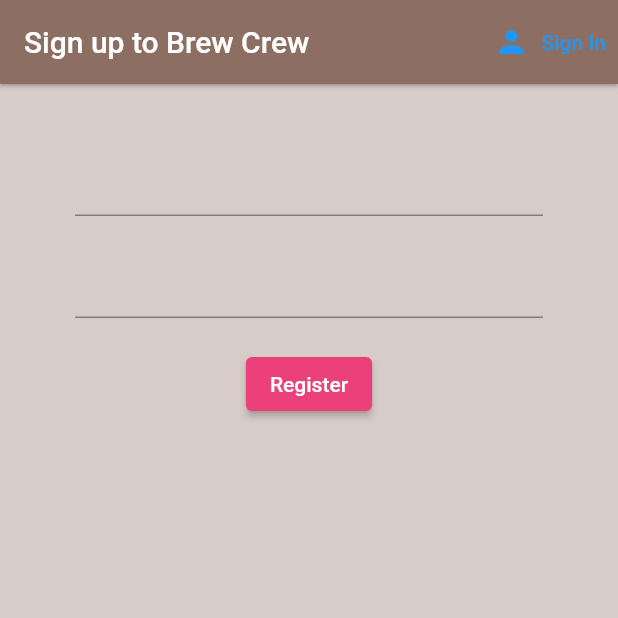
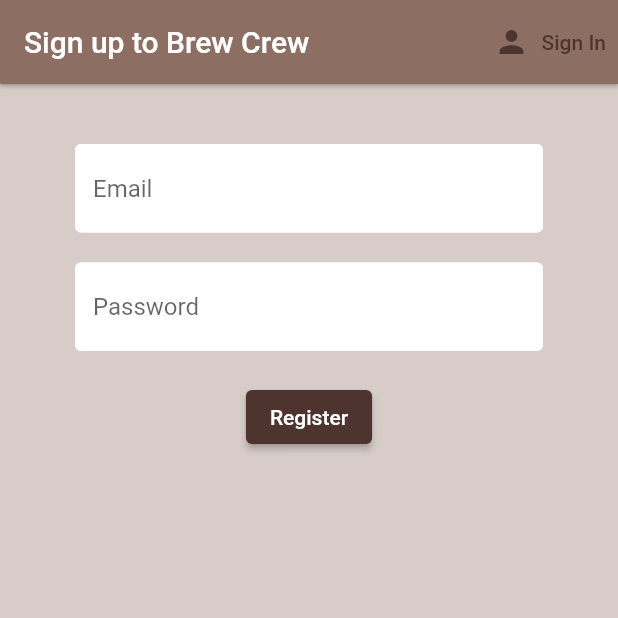
Before and after one commit to AbramMagaao/brewcrewnetninja, a Flutter app: the screen it shows after launch, after a tap on "Sign In", after a tap on "Register", on a phone screen of 412 x 824 dp, the top half of it. Run offline on Flutter 3.47's test engine with Material 2 defaults, Android fonts, the phone set to English and light mode, and no system bars; our stand-ins replace firebase_auth, firebase_core, flutter_spinkit; accounts and stored records are empty.

```diff
--- a/lib/screens/authenticate/register.dart
+++ b/lib/screens/authenticate/register.dart
@@ -1,5 +1,7 @@
 import 'package:flutter/material.dart';
 import 'package:brew_crew/services/authservice.dart';
+import 'package:brew_crew/shared/constants.dart';
+import 'package:brew_crew/shared/loading.dart';
 
 class Register extends StatefulWidget {
   // const Register({Key? key}) : super(key: key);
@@ -13,6 +15,7 @@ class Register extends StatefulWidget {
 class _RegisterState extends State<Register> {
   final AuthService _auth = AuthService();
   final _formKey = GlobalKey<FormState>();
+  bool loading = false;
 
   // text field state
   String email = '';
@@ -21,7 +24,7 @@ class _RegisterState extends State<Register> {
 
   @override
   Widget build(BuildContext context) {
-    return Scaffold(
+    return loading ? Loading() : Scaffold(
       backgroundColor: Colors.brown[100],
       appBar: AppBar(
         backgroundColor: Colors.brown[400],
@@ -34,6 +37,9 @@ class _RegisterState extends State<Register> {
             },
             icon: const Icon(Icons.person),
             label: const Text('Sign In'),
+            style: TextButton.styleFrom(
+              primary: Colors.brown[800],
+            ),
           ),
         ],
       ),
@@ -45,6 +51,7 @@ class _RegisterState extends State<Register> {
             children: [
               const SizedBox(height: 20.0,),
               TextFormField(
+                decoration: textInputDecoration.copyWith(hintText: 'Email'),
                 validator: (val) => val!.isEmpty ? 'Enter an email' : null,
                 onChanged: (val) {
                   setState(() => email = val);
@@ -52,6 +59,7 @@ class _RegisterState extends State<Register> {
               ),
               const SizedBox(height: 20.0,),
               TextFormField(
+                decoration: textInputDecoration.copyWith(hintText: 'Password'),
                 obscureText: true,
                 validator: (val) => val!.length <6 ? 'Enter a password 6+ chars long' : null,
                 onChanged: (val) {
@@ -62,10 +70,14 @@ class _RegisterState extends State<Register> {
               ElevatedButton(
                 onPressed: () async {
                   if (_formKey.currentState!.validate()){
+                    setState(() {
+                      loading = true;
+                    });
                     dynamic result = await _auth.registerWithEmailAndPassword(email, password);
                     if(result == null) {
                       setState(() {
                         error = 'please supply a valid email';
+                        loading = false;
                       });
                     }
                   }
@@ -75,7 +87,7 @@ class _RegisterState extends State<Register> {
                   style: const TextStyle(color: Colors.white,),
                 ),
                 style: ElevatedButton.styleFrom(
-                  primary: Colors.pink[400],
+                  primary: Colors.brown[800],
                 ),
               ),
               const SizedBox(height: 12,),
--- a/lib/screens/authenticate/sign_in.dart
+++ b/lib/screens/authenticate/sign_in.dart
@@ -1,6 +1,8 @@
 import 'package:brew_crew/screens/authenticate/register.dart';
 import 'package:brew_crew/services/authservice.dart';
 import 'package:flutter/material.dart';
+import 'package:brew_crew/shared/constants.dart';
+import 'package:brew_crew/shared/loading.dart';
 
 class SignIn extends StatefulWidget {
   // const SignIn({Key? key}) : super(key: key);
@@ -14,6 +16,7 @@ class SignIn extends StatefulWidget {
 class _SignInState extends State<SignIn> {
   final AuthService _auth = AuthService();
   final _formKey = GlobalKey<FormState>();
+  bool loading = false;
 
   // text field state
   String email = '';
@@ -22,7 +25,7 @@ class _SignInState extends State<SignIn> {
 
   @override
   Widget build(BuildContext context) {
-    return Scaffold(
+    return loading ? Loading() : Scaffold(
       backgroundColor: Colors.brown[100],
       appBar: AppBar(
         backgroundColor: Colors.brown[400],
@@ -35,6 +38,9 @@ class _SignInState extends State<SignIn> {
               },
               icon: const Icon(Icons.person),
               label: const Text('Register'),
+            style: TextButton.styleFrom(
+              primary: Colors.brown[800],
+            ),
           ),
         ],
       ),
@@ -46,6 +52,7 @@ class _SignInState extends State<SignIn> {
             children: [
               const SizedBox(height: 20.0,),
               TextFormField(
+                decoration: textInputDecoration,
                 validator: (val) => val!.isEmpty ? 'Enter an email' : null,
                 onChanged: (val) {
                   setState(() => email = val);
@@ -53,6 +60,7 @@ class _SignInState extends State<SignIn> {
               ), //Email
               const SizedBox(height: 20.0,),
               TextFormField(
+                decoration: textInputDecoration.copyWith(hintText: 'Password'),
                 obscureText: true,
                 validator: (val) => val!.length <6 ? 'Enter a password 6+ chars long' : null,
                 onChanged: (val) {
@@ -63,10 +71,12 @@ class _SignInState extends State<SignIn> {
               ElevatedButton(
                   onPressed: () async {
                     if (_formKey.currentState!.validate()){
+                      setState(() => loading = true);
                       dynamic result = await _auth.signInWithEmailAndPassword(email, password);
                       if(result == null) {
                         setState(() {
                           error = 'Could not Sign In with those credentials';
+                          loading = false;
                         });
                       }
                     }
@@ -76,7 +86,7 @@ class _SignInState extends State<SignIn> {
                     style: TextStyle(color: Colors.white,),
                   ),
                   style: ElevatedButton.styleFrom(
-                    primary: Colors.pink[400],
+                    primary: Colors.brown[800],
                   ),
               ),
               const SizedBox(height: 12,),
--- /dev/null
+++ b/lib/shared/constants.dart
@@ -0,0 +1,19 @@
+import 'package:flutter/material.dart';
+
+const textInputDecoration = InputDecoration(
+      hintText: 'Email',
+      fillColor: Colors.white,
+      filled: true,
+      enabledBorder: OutlineInputBorder(
+          borderSide: BorderSide(
+            color: Colors.white,
+            width: 2.0,
+          )
+      ),
+      focusedBorder: OutlineInputBorder(
+          borderSide: BorderSide(
+            color: Colors.brown,
+            width: 2.0,
+          )
+      ),
+);
--- a/pubspec.yaml
+++ b/pubspec.yaml
@@ -38,6 +38,7 @@ dependencies:
   firebase_auth: ^3.3.6
   cloud_firestore: ^3.1.7
   provider: ^6.0.2
+  flutter_spinkit: ^5.1.0
 
 dev_dependencies:
   flutter_test:
```
Also changed, not shown: lib/shared/loading.dart (added, +17 -0 lines), pubspec.lock, 3 other files.
